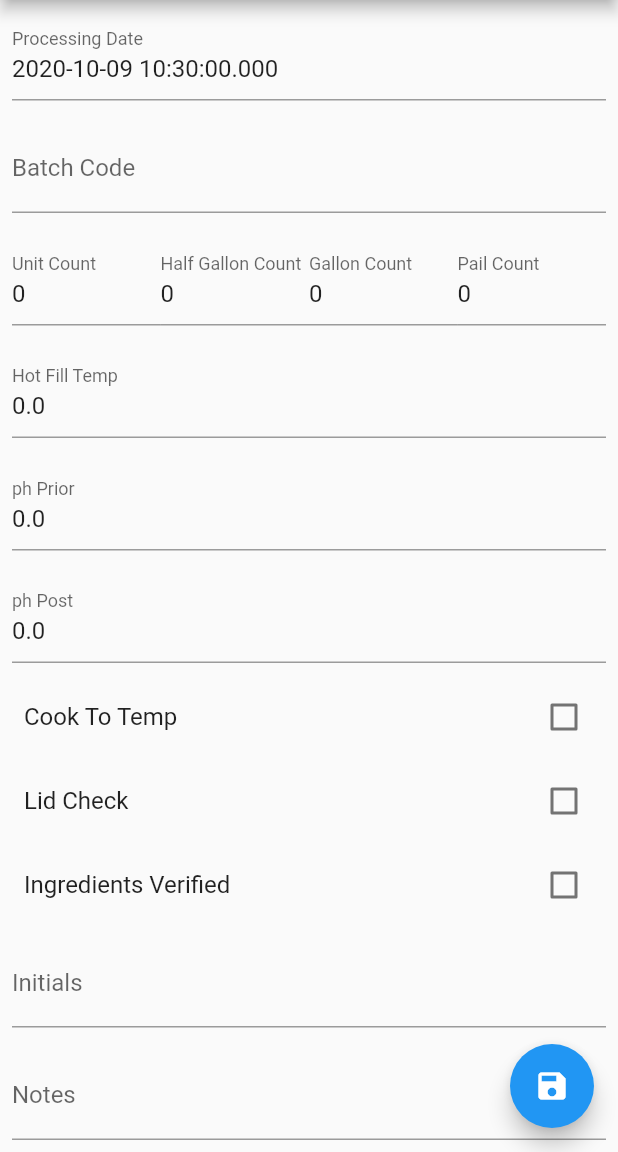
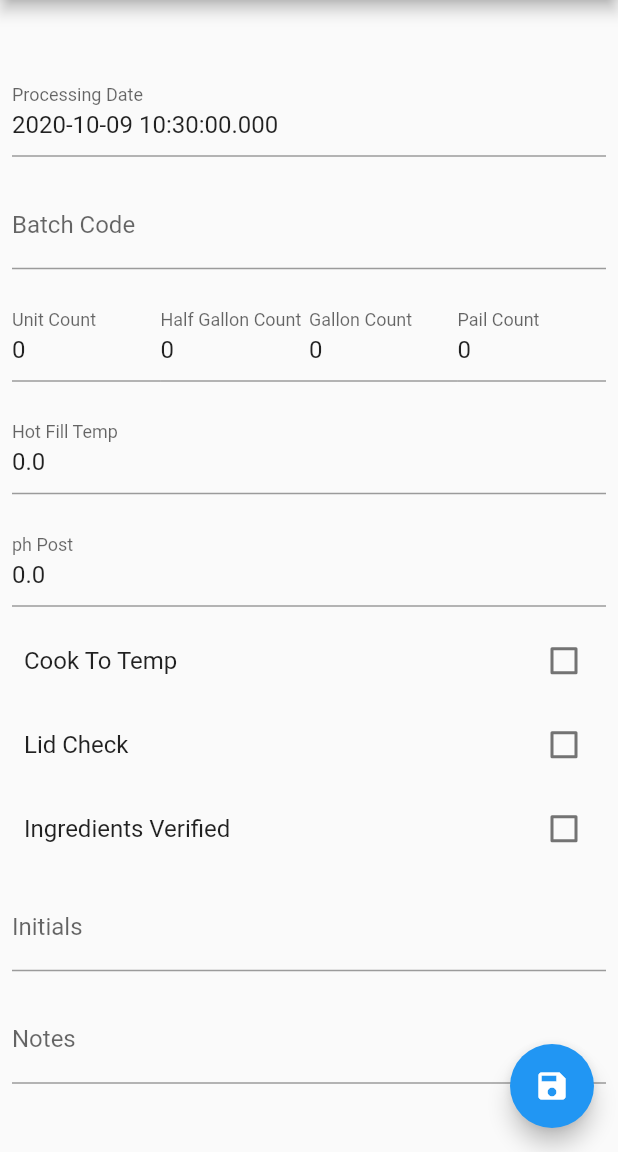
Before and after one commit to simongroom/batcher, a Flutter app: the BatchDetail screen opened directly with empty values, on a phone screen of 412 x 824 dp, the part 84-1236 px from its top. Run offline on Flutter 3.47's test engine with Material 2 defaults, Android fonts, the phone set to English and light mode, and no system bars; our stand-ins replace cloud_firestore, firebase_core; missing offline and left inert: cloud_firestore_web, firebase_core_web; accounts and stored records are empty.

Commit message:
batch_detail: change form fields based on whether hot fill or cold fill

```diff
--- a/lib/batch_detail.dart
+++ b/lib/batch_detail.dart
@@ -6,16 +6,19 @@ import 'package:uuid/uuid.dart';
 class BatchDetail extends StatefulWidget {
   final Batch batch;
   final int productCode;
+  final bool isColdFill;
 
   BatchDetail({
     @required this.batch,
     @required this.productCode,
+    @required this.isColdFill,
   });
 
   @override
   _BatchDetailState createState() => _BatchDetailState(
         batch: batch,
         productCode: productCode,
+        isColdFill: isColdFill,
       );
 }
 
@@ -23,6 +26,7 @@ class _BatchDetailState extends State<BatchDetail> {
   final _formKey = GlobalKey<FormState>();
   final Batch batch;
   final int productCode;
+  final bool isColdFill;
 
   final CollectionReference batches =
       FirebaseFirestore.instance.collection('batches');
@@ -30,6 +34,7 @@ class _BatchDetailState extends State<BatchDetail> {
   _BatchDetailState({
     @required this.batch,
     @required this.productCode,
+    @required this.isColdFill,
   });
 
   @override
@@ -168,7 +173,9 @@ class _BatchDetailState extends State<BatchDetail> {
                     ],
                   ),
                 ),
-                Padding(
+                isColdFill
+                    ? Container()
+                    : Padding(
                         padding: const EdgeInsets.all(8.0),
                         child: TextFormField(
                           initialValue: batch.hotFillTemp?.toString(),
@@ -188,7 +195,8 @@ class _BatchDetailState extends State<BatchDetail> {
                           },
                         ),
                       ),
-                Padding(
+                isColdFill
+                    ? Padding(
                         padding: const EdgeInsets.all(8.0),
                         child: TextFormField(
                           initialValue: batch.phPrior?.toString(),
@@ -207,7 +215,8 @@ class _BatchDetailState extends State<BatchDetail> {
                             return null;
                           },
                         ),
-                ),
+                      )
+                    : Container(),
                 Padding(
                   padding: const EdgeInsets.all(8.0),
                   child: TextFormField(
@@ -228,7 +237,9 @@ class _BatchDetailState extends State<BatchDetail> {
                     },
                   ),
                 ),
-                CheckboxListTile(
+                isColdFill
+                    ? Container()
+                    : CheckboxListTile(
                         title: Text("Cook To Temp"),
                         value: batch.cookToTemp,
                         onChanged: (newValue) {
--- a/lib/product_batches.dart
+++ b/lib/product_batches.dart
@@ -131,6 +131,7 @@ class _ProductBatchesState extends State<ProductBatches> {
         builder: (context) => BatchDetail(
           batch: batch,
           productCode: product.productCode,
+          isColdFill: product.isColdFill,
         ),
       ),
     ).then((value) {
```
Lines whose indentation alone changed are shown as unchanged.
